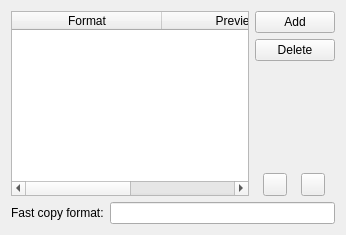
This is applet/ui/clipboard.ui in Emdek/plasmoid-adjustable-clock as Qt 5 draws it before an edit. The edited form follows.
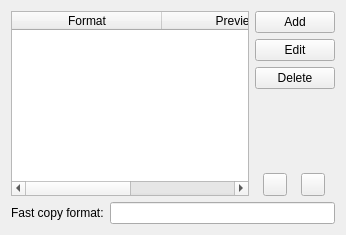
This is the edited form. Custom widgets are drawn as their Qt base class.

Commit message: Add Edit button to trigger clipboard action editor

```diff
--- a/applet/ui/clipboard.ui
+++ b/applet/ui/clipboard.ui
@@ -57,6 +57,13 @@
          </property>
         </widget>
        </item>
+       <item>
+        <widget class="QPushButton" name="editButton">
+         <property name="text">
+          <string>Edit</string>
+         </property>
+        </widget>
+       </item>
        <item>
         <widget class="QPushButton" name="deleteButton">
          <property name="enabled">
```
The commit also changes 4 other files.
